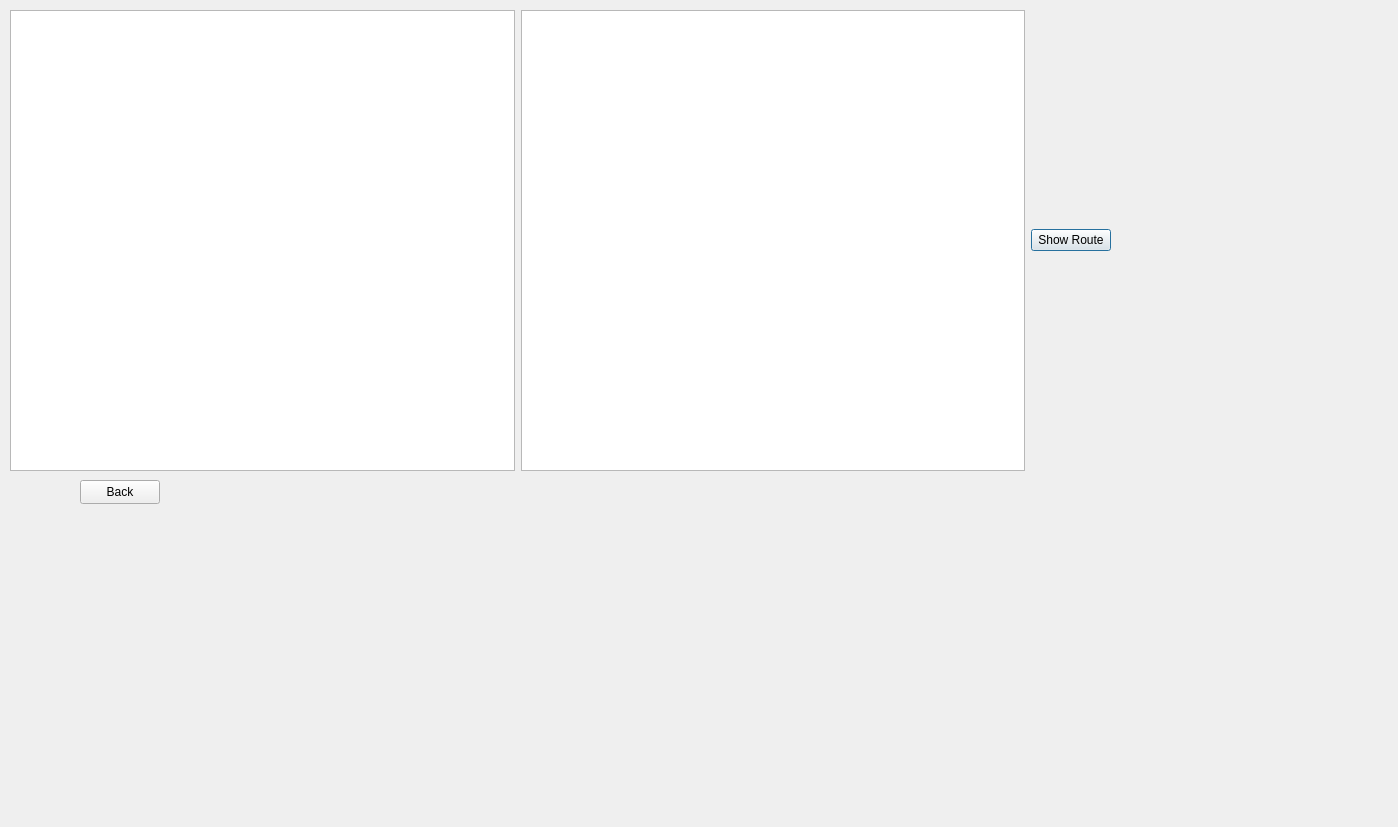
This is Guide_me/dfs.ui in MARIO00410/Guide-Me as Qt 5 draws it before an edit. The edited form follows.
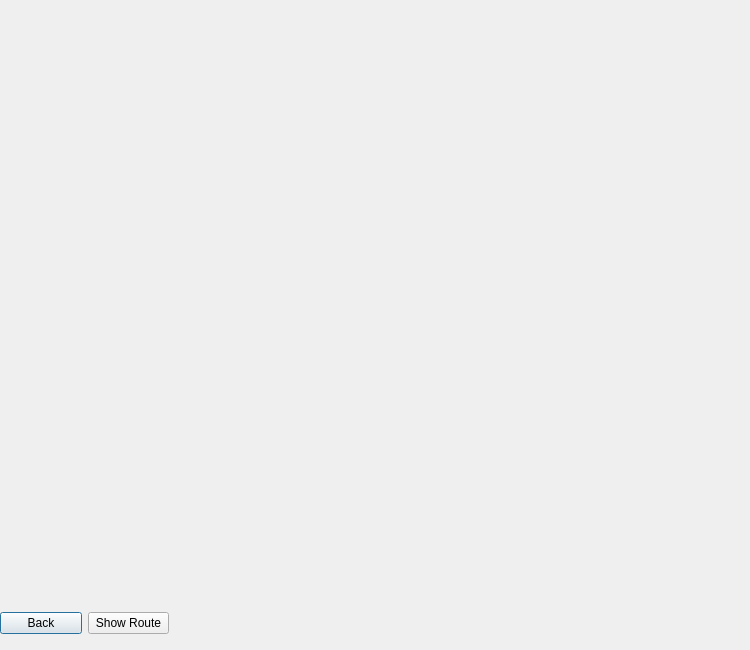
This is the edited form.

The edit to the form file:
```diff
--- a/Guide_me/dfs.ui
+++ b/Guide_me/dfs.ui
@@ -6,8 +6,8 @@
    <rect>
     <x>0</x>
     <y>0</y>
-    <width>1398</width>
-    <height>827</height>
+    <width>750</width>
+    <height>650</height>
    </rect>
   </property>
   <property name="windowTitle">
@@ -16,18 +16,38 @@
   <widget class="QWidget" name="layoutWidget">
    <property name="geometry">
     <rect>
-     <x>10</x>
-     <y>10</y>
-     <width>1101</width>
-     <height>461</height>
+     <x>0</x>
+     <y>0</y>
+     <width>751</width>
+     <height>601</height>
     </rect>
    </property>
    <layout class="QHBoxLayout" name="horizontalLayout">
     <item>
-     <widget class="QTextEdit" name="textEdit"/>
+     <widget class="QGraphicsView" name="graphicsView">
+      <property name="styleSheet">
+       <string notr="true">background:transparent;</string>
+      </property>
+     </widget>
     </item>
+   </layout>
+  </widget>
+  <widget class="QWidget" name="">
+   <property name="geometry">
+    <rect>
+     <x>0</x>
+     <y>610</y>
+     <width>169</width>
+     <height>26</height>
+    </rect>
+   </property>
+   <layout class="QHBoxLayout" name="horizontalLayout_3">
     <item>
-     <widget class="QGraphicsView" name="graphicsView"/>
+     <widget class="QPushButton" name="pushButtonBack">
+      <property name="text">
+       <string>Back</string>
+      </property>
+     </widget>
     </item>
     <item>
      <widget class="QPushButton" name="dfsButton">
@@ -38,19 +58,6 @@
     </item>
    </layout>
   </widget>
-  <widget class="QPushButton" name="pushButtonBack">
-   <property name="geometry">
-    <rect>
-     <x>80</x>
-     <y>480</y>
-     <width>80</width>
-     <height>24</height>
-    </rect>
-   </property>
-   <property name="text">
-    <string>Back</string>
-   </property>
-  </widget>
  </widget>
  <resources/>
  <connections/>
```
